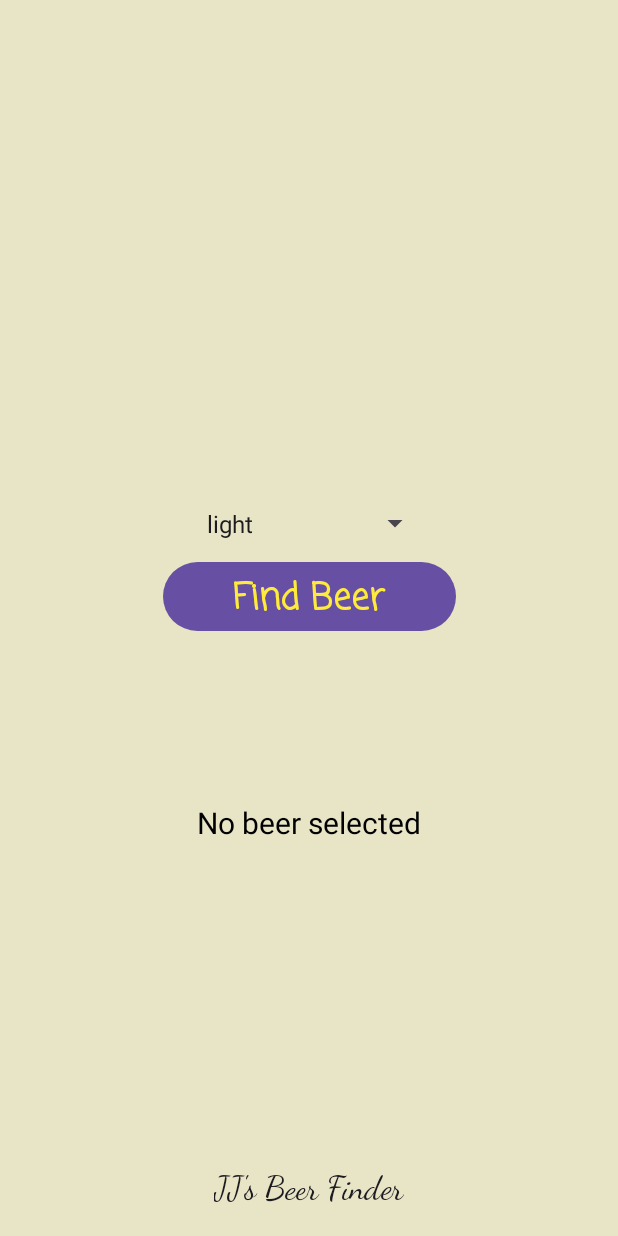
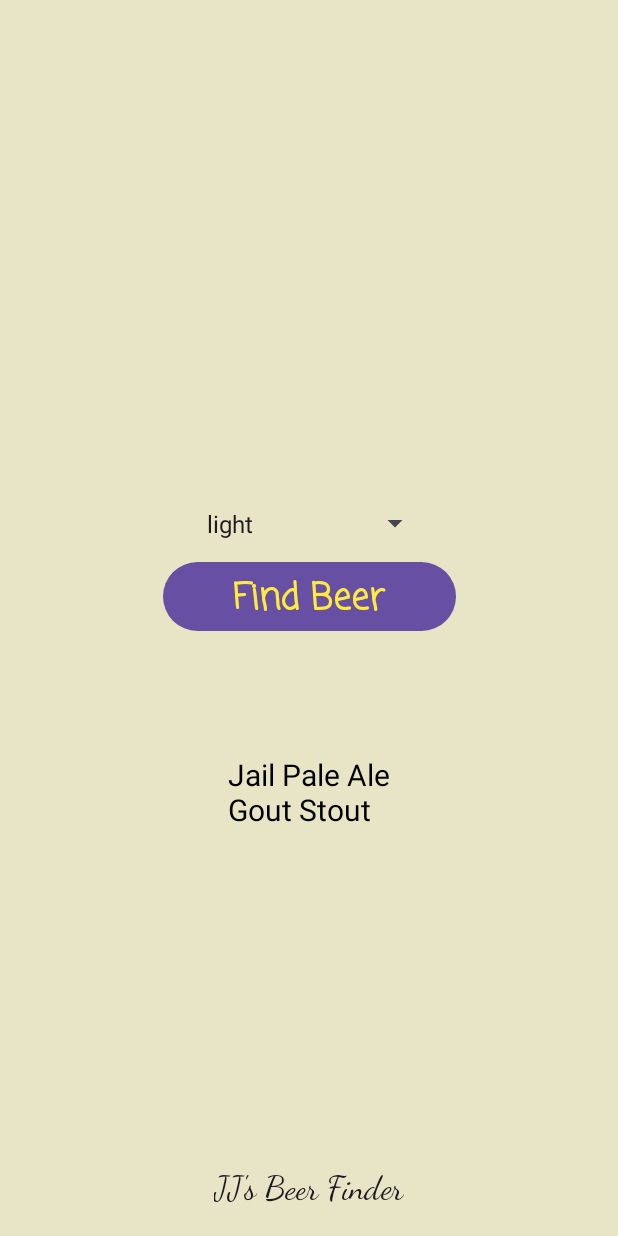
Before and after one commit to Jairik/Learning, an Android app: the screen it shows after launch (MainActivity), after a tap on "Find Beer", on a phone screen of 412 x 824 dp. Run offline under Robolectric (Android 15) with nearby library versions, the phone set to English and light mode, and no system bars.

Commit message:
Added Beer Finder file
Finished the Beer Finder program.

```diff
--- /dev/null
+++ b/Learning Basic Android Programming/Beer Finder/app/src/main/java/com/example/beerfinder/BeerExpert.java
@@ -0,0 +1,23 @@
+package com.example.beerfinder;
+
+import java.util.ArrayList;
+import java.util.List;
+
+/* Basic class used to provide beer recommendations */
+public class BeerExpert {
+
+    /*Takes in a string parameter, beerColor, and returns a list of the different beer
+    recommendations. This will be called in the main activity when the "Find Beer!"
+    button is clicked, taking in the selection from the Spinner. */
+    public List<String> getBrands(String beerColor) {
+        List<String> brands = new ArrayList<>();
+        if (beerColor.equals("amber")) {
+            brands.add("Jack Amber");
+            brands.add("Red Moose");
+        } else {
+            brands.add("Jail Pale Ale");
+            brands.add("Gout Stout");
+        }
+        return brands;
+    }
+}
--- a/Learning Basic Android Programming/Beer Finder/app/src/main/java/com/example/beerfinder/MainActivity.java
+++ b/Learning Basic Android Programming/Beer Finder/app/src/main/java/com/example/beerfinder/MainActivity.java
@@ -13,7 +13,12 @@ import androidx.core.graphics.Insets;
 import androidx.core.view.ViewCompat;
 import androidx.core.view.WindowInsetsCompat;
 
+import java.util.List;
+
 public class MainActivity extends AppCompatActivity {
+
+    //Declaring a beer expert object to later retrieve suggestions from
+    private BeerExpert expert = new BeerExpert();
 
     //Pre-created Function
     @Override
@@ -30,12 +35,24 @@ public class MainActivity extends AppCompatActivity {
 
     //Event Handling for "Find Beer!" button click
     public void onClickFindBeer(View view) {
-
         //Getting the bottom text component so we can change it
         TextView brands = (TextView) findViewById(R.id.brands);
 
         //Retrieving the current value of the Spinner
-        Spinner color = (Spinner) findViewById(R.id.beer_colors);
+        Spinner color = (Spinner) findViewById(R.id.spinner);
+
+        //Getting the selected item from the Spinner
+        String beerType = String.valueOf(color.getSelectedItem());
+
+        //Using this information to get a suggestion from BeerExpert class
+        List<String> suggestionList = expert.getBrands(beerType); //Getting list
+        StringBuilder suggestionsFormatted = new StringBuilder();
+        for(String suggestion: suggestionList) {
+            suggestionsFormatted.append(suggestion).append('\n');
+        }
+
+        //Displaying the suggestions in the TextView
+        brands.setText(suggestionsFormatted);
 
     }
 }
```
